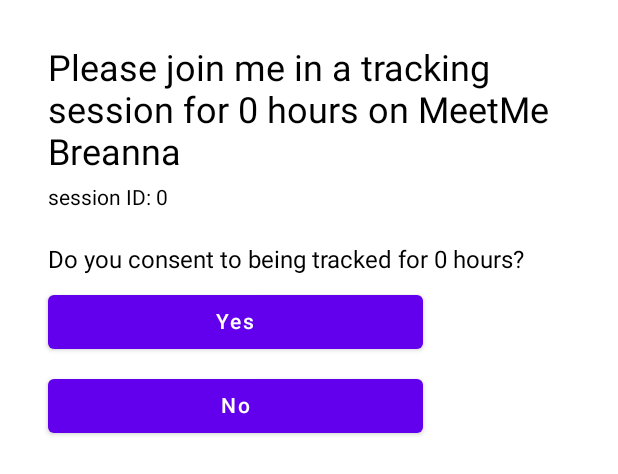
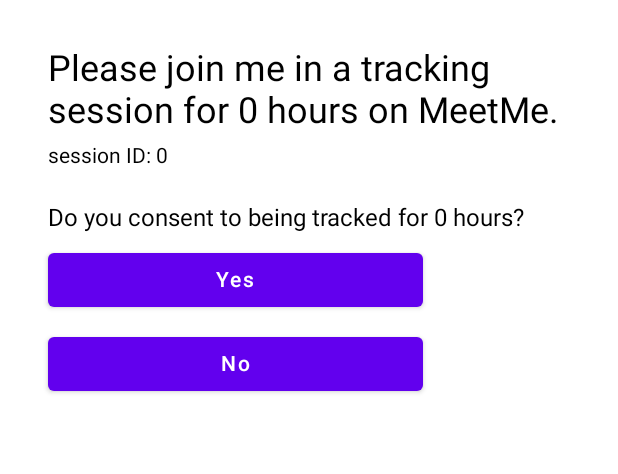
Before and after one commit to brepowell/Friend-tracking-app-MVP, an Android app built with Jetpack Compose: the @Preview function PreviewConsentScreen, on a phone screen of 412 x 824 dp. Shown: the top 474 px of the screen. Run offline under Robolectric (Android 15) with nearby library versions, the phone set to English and light mode, and no system bars.

Commit message:
Added a reply message in case USER 2 says "No" to consenting. Also put the SMS message intent into a function that is reusable.

```diff
--- a/MeetMe/app/src/main/java/com/example/meetme/ui/ScreenConsent.kt
+++ b/MeetMe/app/src/main/java/com/example/meetme/ui/ScreenConsent.kt
@@ -1,7 +1,6 @@
 package com.css545.meetme.ui
 
 import androidx.compose.foundation.layout.*
-import androidx.compose.material.Button
 import androidx.compose.runtime.Composable
 import androidx.compose.material.Text
 import androidx.compose.ui.Alignment
@@ -26,8 +25,8 @@ fun ConsentScreen(
         verticalArrangement = Arrangement.spacedBy(8.dp)) {
         //Prompt at the top
         Text(
-            text = stringResource(id = R.string.tracking_handshake_notification,
-                settingsState.trackLength.toString(), "Breanna"),
+            text = stringResource(id = R.string.tracking_handshake_consent_page_prompt,
+                settingsState.trackLength.toString()),
             fontSize = 24.sp,
             modifier = Modifier.align(Alignment.Start)
         )
@@ -37,19 +36,27 @@ fun ConsentScreen(
         //Spacers add space below different fields
         Spacer(modifier = Modifier.height(8.dp))
 
-        //Friend(s)
-        //tracking_start_friends
+        //Ask for consent
         Text(
             text = stringResource(
-                id = R.string.tracking_handshake_consent,
+                id = R.string.tracking_handshake_consent_ask,
                 settingsState.trackLength.toString()
             ),
             fontSize = 16.sp,
             modifier = Modifier.align(Alignment.Start)
         )
 
-        CustomButton(onClick = onYesClicked, text = "Yes")
-        CustomButton(onClick = onNoClicked, text = "No")
+        //YES BUTTON
+        CustomButton(
+            onClick = onYesClicked,
+            text = stringResource(
+                id = R.string.button_yes))
+
+        //NO BUTTON
+        CustomButton(
+            onClick = onNoClicked,
+            text = stringResource(
+                id = R.string.button_no))
     }
 }
 
--- a/MeetMe/app/src/main/res/values/strings.xml
+++ b/MeetMe/app/src/main/res/values/strings.xml
@@ -36,10 +36,13 @@
         If you would like to cancel the invitation, press cancel.</string>
 
     <!--Confirmation limbo text: -->
-    <string name="tracking_handshake_notification">Please join me in a
+    <string name="tracking_handshake_initial_message">Please join me in a
         tracking session for %1$s hours on MeetMe %2$s</string>
-    <string name="tracking_handshake_go_to_app_button">Go to MeetMe</string>
-    <string name="tracking_handshake_consent">Do you consent to being tracked for %s hours?</string>
+    <string name="tracking_handshake_consent_page_prompt">Please join me in a
+        tracking session for %s hours on MeetMe.</string>
+    <string name="tracking_handshake_consent_ask">Do you consent to being tracked for %s hours?</string>
+    <string name="tracking_handshake_consent_yes">"Yes, I will join you on MeetMe. Let's go to the map! %s"</string>
+    <string name="tracking_handshake_consent_no">"No, thank you. I cannot join you right now. %s"</string>
 
     <!--Stop tracking text: -->
     <string name="tracking_end_prompt">Are you sure you want to end the tracking session?</string>
```
Also changed, not shown: MeetMe/app/src/main/java/com/example/meetme/MeetMeScreen.kt (+29 -35 lines).
